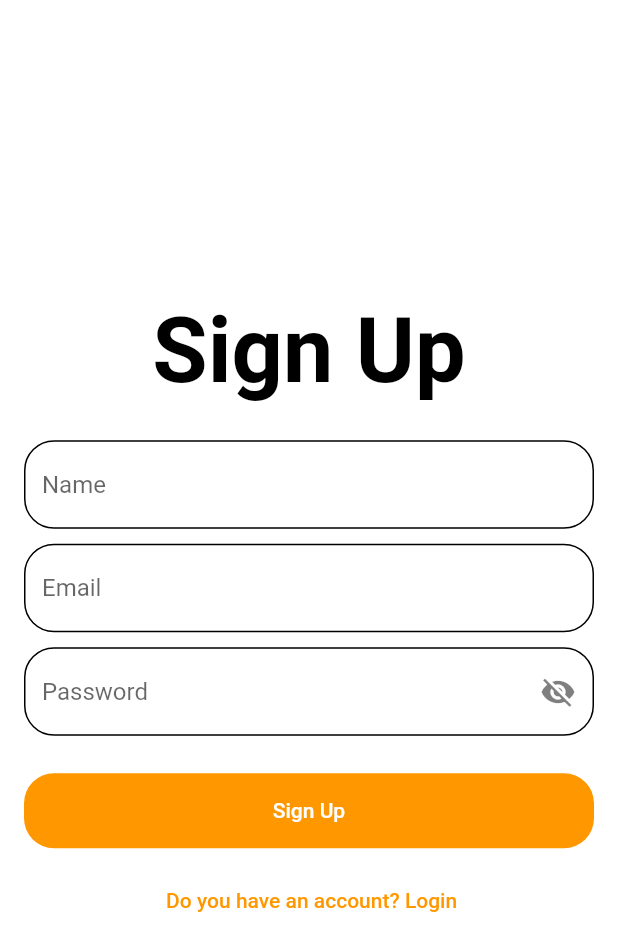
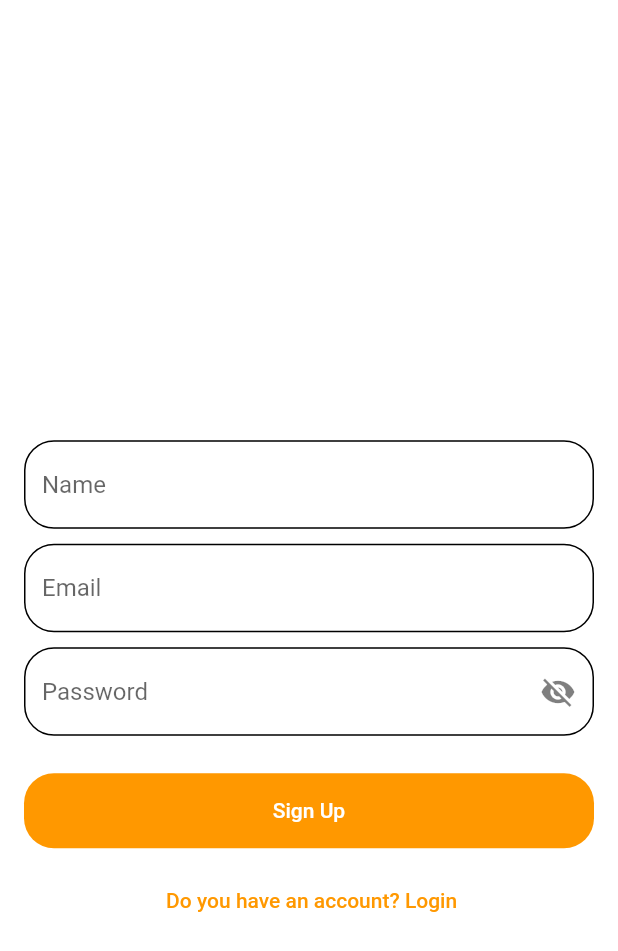
Before and after one commit to AmirrezaChegini/movie_app, a Flutter app: the screen it shows after launch, after a tap on an icon or button, on a phone screen of 412 x 824 dp. Shown: the top 951 px of the screen. Run offline on Flutter 3.47's test engine with Material 2 defaults, Android fonts, the phone set to English and light mode, and no system bars; our stand-ins replace bloc, dartz, dio, flutter_bloc, flutter_spinkit, get_it and 2 more.

Commit message:
fix: chnage theme mode

```diff
--- a/lib/config/theme.dart
+++ b/lib/config/theme.dart
@@ -2,10 +2,11 @@ import 'package:flutter/material.dart';
 import 'package:movie_app/core/constants/colors.dart';
 
 class AppTheme {
-  static final ThemeData lightTheme = ThemeData(
+  static final ThemeData darktheme = ThemeData(
+    scaffoldBackgroundColor: AppColor.black,
     textTheme: const TextTheme(
       titleLarge: TextStyle(
-        color: AppColor.black,
+        color: AppColor.white,
         fontWeight: FontWeight.bold,
       ),
     ),
--- a/lib/core/constants/colors.dart
+++ b/lib/core/constants/colors.dart
@@ -6,4 +6,5 @@ class AppColor {
   static const Color white = Colors.white;
   static const Color tranparent = Colors.transparent;
   static const Color orang = Color(0xffFF9800);
+  static const Color red = Color(0xffF44336);
 }
--- a/lib/main.dart
+++ b/lib/main.dart
@@ -3,9 +3,11 @@ import 'package:flutter_bloc/flutter_bloc.dart';
 import 'package:movie_app/config/theme.dart';
 import 'package:movie_app/core/utils/app_routes.dart';
 import 'package:movie_app/di.dart';
+import 'package:movie_app/features/auth/ui/bloc/auth_bloc.dart';
 import 'package:movie_app/features/auth/ui/cubit/pass_visible_cubit.dart';
 
 void main() async {
+  WidgetsFlutterBinding.ensureInitialized();
   await initLocator();
   runApp(const MainApp());
 }
@@ -17,12 +19,14 @@ class MainApp extends StatelessWidget {
   Widget build(BuildContext context) {
     return MultiBlocProvider(
       providers: [
-        BlocProvider(create: (context) => PassVisibleCubit()),
+        BlocProvider(create: (context) => locator.get<PassVisibleCubit>()),
+        BlocProvider(create: (context) => locator.get<AuthBloc>()),
       ],
       child: MaterialApp.router(
         routerConfig: router,
         debugShowCheckedModeBanner: false,
-        theme: AppTheme.lightTheme,
+        darkTheme: AppTheme.darktheme,
+        themeMode: ThemeMode.dark,
       ),
     );
   }
```
